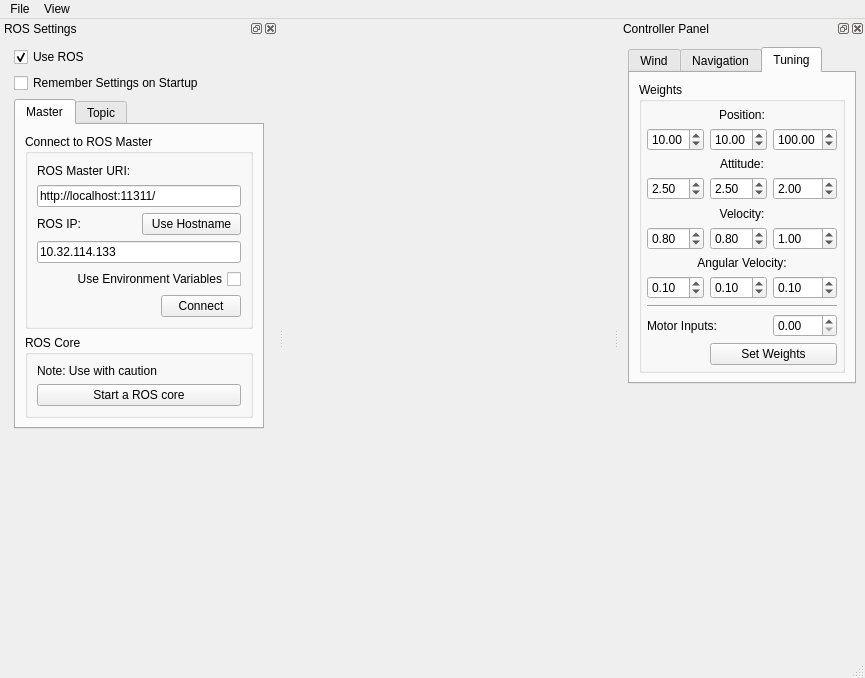
Old version of the form uav_sim/ui/mainwindow.ui in the repository mjhaskell/EE_674.
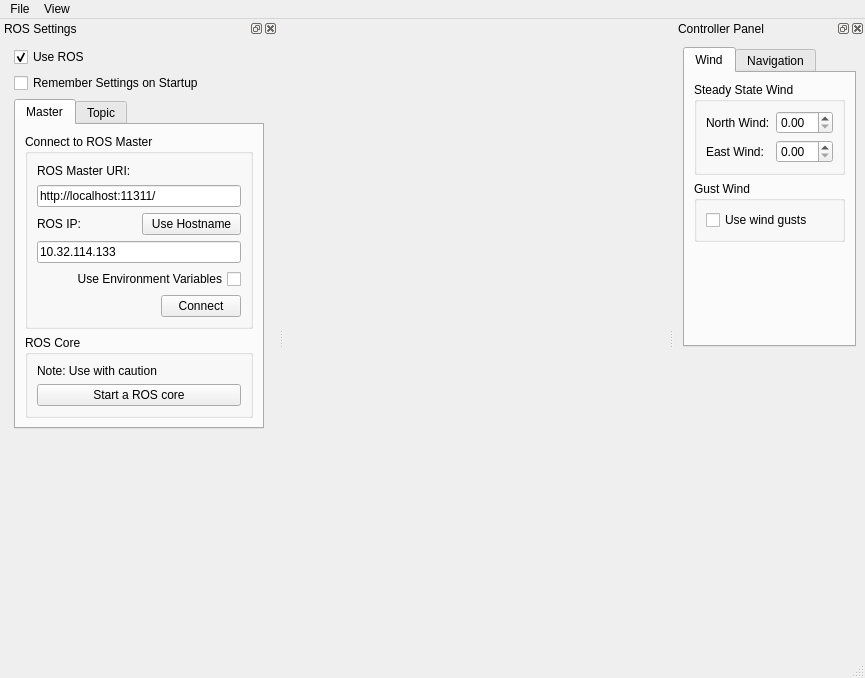
New version of the form. The open tabs and pages were chosen to show the change. Icons and pictures are not drawn.

Commit message: Adding path planner with GUI interface

Patch:
```diff
--- a/uav_sim/ui/mainwindow.ui
+++ b/uav_sim/ui/mainwindow.ui
@@ -473,34 +473,23 @@
          <string>Wind</string>
         </attribute>
         <layout class="QGridLayout" name="gridLayout_13">
-         <item row="2" column="0" colspan="2">
-          <widget class="QCheckBox" name="gust_check_box">
-           <property name="text">
-            <string>Use wind gusts</string>
+         <item row="1" column="0" colspan="2">
+          <widget class="QGroupBox" name="groupBox_3">
+           <property name="title">
+            <string>Gust Wind</string>
            </property>
+           <layout class="QVBoxLayout" name="verticalLayout_3">
+            <item>
+             <widget class="QCheckBox" name="gust_check_box">
+              <property name="text">
+               <string>Use wind gusts</string>
+              </property>
+             </widget>
+            </item>
+           </layout>
           </widget>
          </item>
-         <item row="0" column="1">
-          <widget class="QDoubleSpinBox" name="wn_spin"/>
-         </item>
-         <item row="1" column="1">
-          <widget class="QDoubleSpinBox" name="we_spin"/>
-         </item>
-         <item row="1" column="0">
-          <widget class="QLabel" name="label_17">
-           <property name="text">
-            <string>East Wind:</string>
-           </property>
-          </widget>
-         </item>
-         <item row="0" column="0">
-          <widget class="QLabel" name="label_16">
-           <property name="text">
-            <string>North Wind:</string>
-           </property>
-          </widget>
-         </item>
-         <item row="3" column="0">
+         <item row="2" column="0">
           <spacer name="verticalSpacer_5">
            <property name="orientation">
             <enum>Qt::Vertical</enum>
@@ -513,6 +502,35 @@
            </property>
           </spacer>
          </item>
+         <item row="0" column="0" colspan="2">
+          <widget class="QGroupBox" name="groupBox_2">
+           <property name="title">
+            <string>Steady State Wind</string>
+           </property>
+           <layout class="QGridLayout" name="gridLayout_9">
+            <item row="0" column="0">
+             <widget class="QLabel" name="label_16">
+              <property name="text">
+               <string>North Wind:</string>
+              </property>
+             </widget>
+            </item>
+            <item row="0" column="1">
+             <widget class="QDoubleSpinBox" name="wn_spin"/>
+            </item>
+            <item row="1" column="0">
+             <widget class="QLabel" name="label_17">
+              <property name="text">
+               <string>East Wind:</string>
+              </property>
+             </widget>
+            </item>
+            <item row="1" column="1">
+             <widget class="QDoubleSpinBox" name="we_spin"/>
+            </item>
+           </layout>
+          </widget>
+         </item>
         </layout>
        </widget>
        <widget class="QWidget" name="nav_tab">
@@ -626,237 +644,36 @@
            </property>
           </spacer>
          </item>
-        </layout>
-       </widget>
-       <widget class="QWidget" name="tune_tab">
-        <attribute name="title">
-         <string>Tuning</string>
-        </attribute>
-        <layout class="QGridLayout" name="gridLayout_9">
          <item row="0" column="0">
-          <widget class="QGroupBox" name="weights_group">
-           <property name="sizePolicy">
-            <sizepolicy hsizetype="Minimum" vsizetype="Preferred">
-             <horstretch>0</horstretch>
-             <verstretch>0</verstretch>
-            </sizepolicy>
-           </property>
-           <property name="minimumSize">
-            <size>
-             <width>220</width>
-             <height>0</height>
-            </size>
-           </property>
-           <property name="maximumSize">
-            <size>
-             <width>16777215</width>
-             <height>16777215</height>
-            </size>
-           </property>
+          <widget class="QGroupBox" name="groupBox">
            <property name="title">
-            <string>Weights</string>
+            <string>Path Manager</string>
            </property>
-           <layout class="QGridLayout" name="gridLayout_10">
-            <property name="sizeConstraint">
-             <enum>QLayout::SetMinimumSize</enum>
-            </property>
-            <property name="leftMargin">
-             <number>5</number>
-            </property>
-            <property name="topMargin">
-             <number>5</number>
-            </property>
-            <property name="rightMargin">
-             <number>5</number>
-            </property>
-            <property name="bottomMargin">
-             <number>5</number>
-            </property>
-            <item row="1" column="2">
-             <widget class="QDoubleSpinBox" name="py_spin">
-              <property name="maximum">
-               <double>50.000000000000000</double>
-              </property>
-              <property name="value">
-               <double>10.000000000000000</double>
-              </property>
-             </widget>
-            </item>
-            <item row="8" column="1" colspan="3">
-             <widget class="Line" name="line_2">
-              <property name="orientation">
-               <enum>Qt::Horizontal</enum>
-              </property>
-             </widget>
-            </item>
-            <item row="7" column="3">
-             <widget class="QDoubleSpinBox" name="wz_spin">
-              <property name="maximum">
-               <double>50.000000000000000</double>
-              </property>
-              <property name="value">
-               <double>0.100000000000000</double>
-              </property>
-             </widget>
-            </item>
-            <item row="7" column="1">
-             <widget class="QDoubleSpinBox" name="wx_spin">
-              <property name="maximum">
-               <double>50.000000000000000</double>
-              </property>
-              <property name="value">
-               <double>0.100000000000000</double>
-              </property>
-             </widget>
-            </item>
-            <item row="1" column="1">
-             <widget class="QDoubleSpinBox" name="px_spin">
-              <property name="maximum">
-               <double>50.000000000000000</double>
-              </property>
-              <property name="value">
-               <double>10.000000000000000</double>
-              </property>
-             </widget>
-            </item>
-            <item row="9" column="3">
-             <widget class="QDoubleSpinBox" name="u_weights_spin">
-              <property name="maximum">
-               <double>50.000000000000000</double>
-              </property>
-             </widget>
-            </item>
-            <item row="5" column="3">
-             <widget class="QDoubleSpinBox" name="vz_spin">
-              <property name="maximum">
-               <double>50.000000000000000</double>
-              </property>
-              <property name="value">
-               <double>1.000000000000000</double>
-              </property>
-             </widget>
-            </item>
-            <item row="7" column="2">
-             <widget class="QDoubleSpinBox" name="wy_spin">
-              <property name="maximum">
-               <double>50.000000000000000</double>
-              </property>
-              <property name="value">
-               <double>0.100000000000000</double>
-              </property>
-             </widget>
-            </item>
-            <item row="6" column="1" colspan="3">
-             <widget class="QLabel" name="label_12">
+           <layout class="QVBoxLayout" name="verticalLayout_2">
+            <item>
+             <widget class="QRadioButton" name="line_radio">
               <property name="text">
-               <string>Angular Velocity:</string>
+               <string>Straight Lines</string>
               </property>
-              <property name="alignment">
-               <set>Qt::AlignCenter</set>
+              <property name="checked">
+               <bool>true</bool>
               </property>
              </widget>
             </item>
-            <item row="4" column="1" colspan="3">
-             <widget class="QLabel" name="label_11">
+            <item>
+             <widget class="QRadioButton" name="fillet_radio">
               <property name="text">
-               <string>Velocity:</string>
+               <string>Fillet</string>
               </property>
-              <property name="alignment">
-               <set>Qt::AlignCenter</set>
+              <property name="checked">
+               <bool>false</bool>
               </property>
              </widget>
             </item>
-            <item row="5" column="1">
-             <widget class="QDoubleSpinBox" name="vx_spin">
-              <property name="maximum">
-               <double>50.000000000000000</double>
-              </property>
-              <property name="value">
-               <double>0.800000000000000</double>
-              </property>
-             </widget>
-            </item>
-            <item row="5" column="2">
-             <widget class="QDoubleSpinBox" name="vy_spin">
-              <property name="maximum">
-               <double>50.000000000000000</double>
-              </property>
-              <property name="value">
-               <double>0.800000000000000</double>
-              </property>
-             </widget>
-            </item>
-            <item row="3" column="1">
-             <widget class="QDoubleSpinBox" name="rx_spin">
-              <property name="maximum">
-               <double>50.000000000000000</double>
-              </property>
-              <property name="value">
-               <double>2.500000000000000</double>
-              </property>
-             </widget>
-            </item>
-            <item row="2" column="1" colspan="3">
-             <widget class="QLabel" name="label_10">
+            <item>
+             <widget class="QRadioButton" name="dubins_radio">
               <property name="text">
-               <string>Attitude:</string>
-              </property>
-              <property name="alignment">
-               <set>Qt::AlignCenter</set>
-              </property>
-             </widget>
-            </item>
-            <item row="1" column="3">
-             <widget class="QDoubleSpinBox" name="pz_spin">
-              <property name="maximum">
-               <double>250.000000000000000</double>
-              </property>
-              <property name="value">
-               <double>100.000000000000000</double>
-              </property>
-             </widget>
-            </item>
-            <item row="3" column="3">
-             <widget class="QDoubleSpinBox" name="rz_spin">
-              <property name="maximum">
-               <double>50.000000000000000</double>
-              </property>
-              <property name="value">
-               <double>2.000000000000000</double>
-              </property>
-             </widget>
-            </item>
-            <item row="3" column="2">
-             <widget class="QDoubleSpinBox" name="ry_spin">
-              <property name="maximum">
-               <double>50.000000000000000</double>
-              </property>
-              <property name="value">
-               <double>2.500000000000000</double>
-              </property>
-             </widget>
-            </item>
-            <item row="9" column="1" colspan="2">
-             <widget class="QLabel" name="label_15">
-              <property name="text">
-               <string>Motor Inputs:</string>
-              </property>
-             </widget>
-            </item>
-            <item row="0" column="1" colspan="3">
-             <widget class="QLabel" name="label_5">
-              <property name="text">
-               <string>Position:</string>
-              </property>
-              <property name="alignment">
-               <set>Qt::AlignCenter</set>
-              </property>
-             </widget>
-            </item>
-            <item row="10" column="2" colspan="2">
-             <widget class="QPushButton" name="set_weights_button">
-              <property name="text">
-               <string>Set Weights</string>
+               <string>Dubins</string>
               </property>
              </widget>
             </item>
```
Left out of the diff: 82 changed lines with no effect on the pictures. The commit also changes 5 other files.
